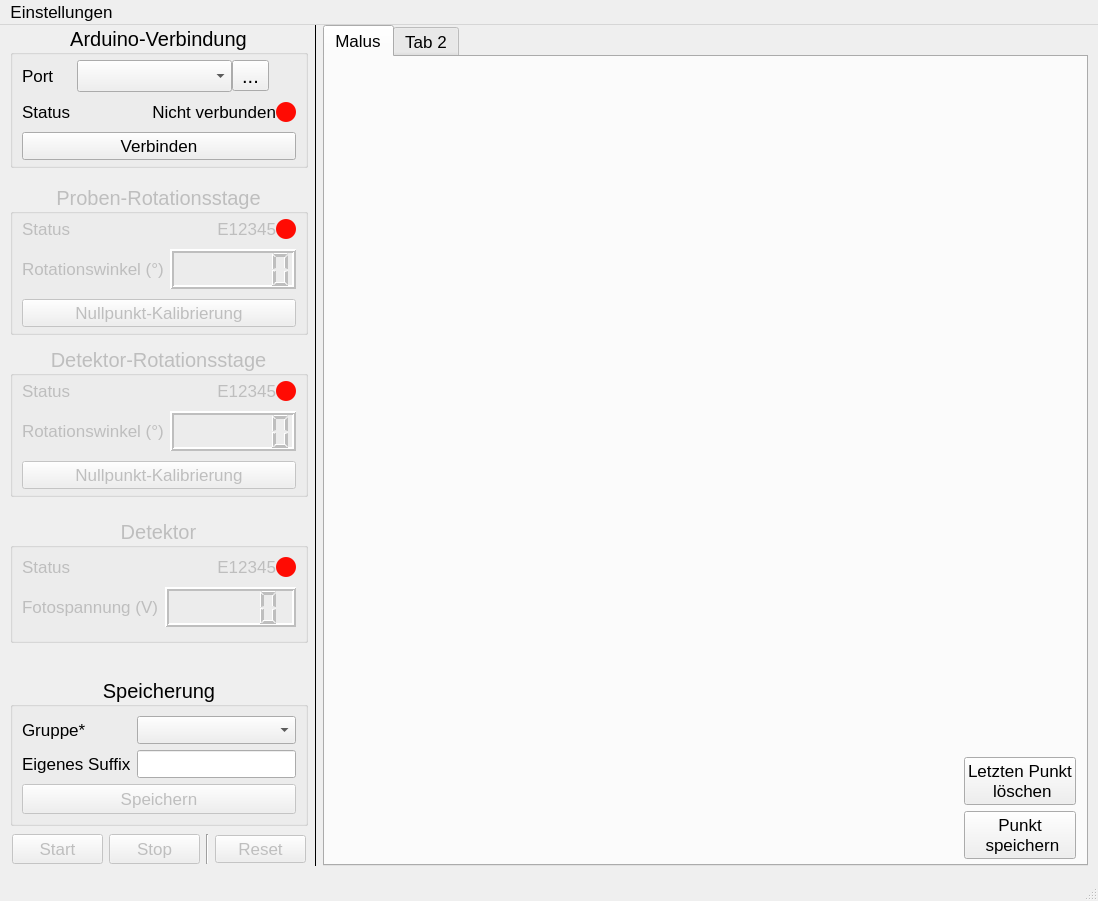
This is polarisation_ui/pyqt/mainwindow.ui in cckssr/polarisation-ui as Qt 5 draws it before an edit. The edited form follows.
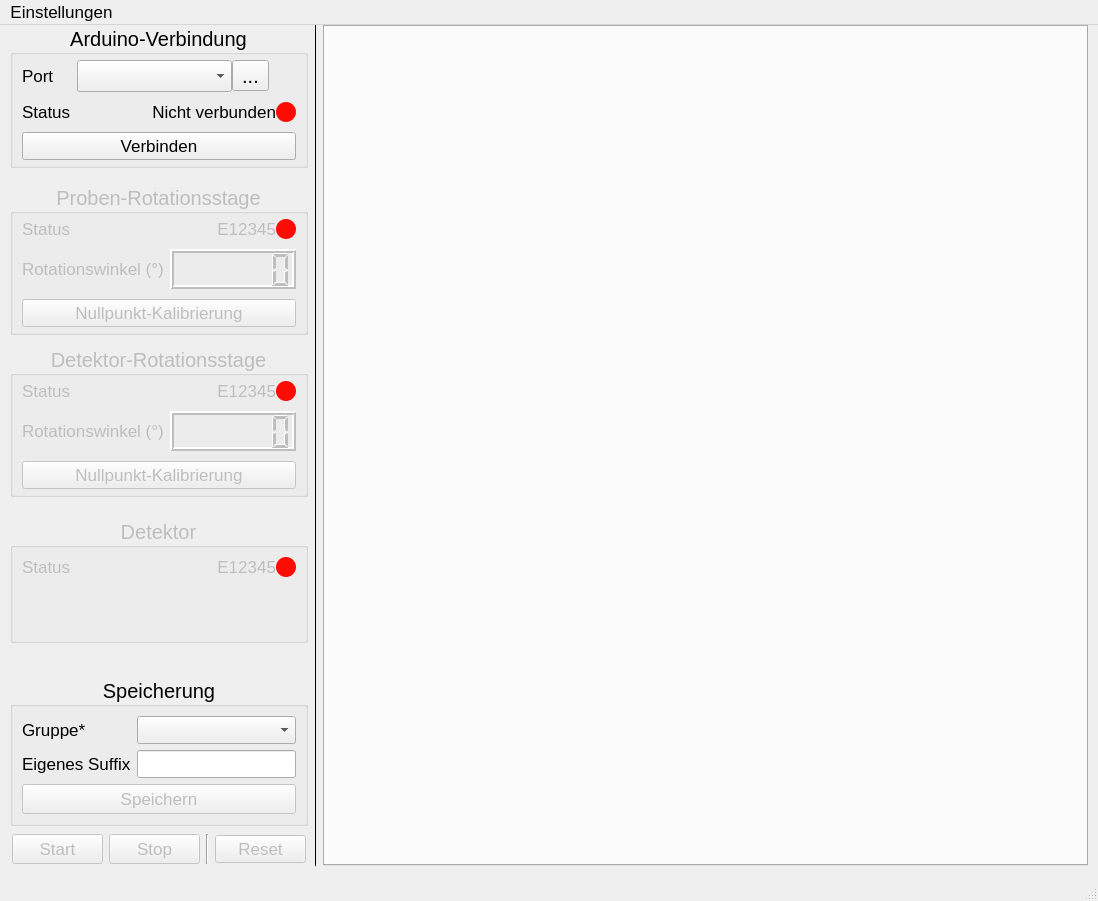
This is the edited form. Icons and pictures are not drawn.

Commit message: feat: Implement experiment tab framework with Malus tab and data handling

Diff of the .ui file:
```diff
--- a/polarisation_ui/pyqt/mainwindow.ui
+++ b/polarisation_ui/pyqt/mainwindow.ui
@@ -836,57 +836,6 @@
            </item>
           </layout>
          </item>
-         <item row="1" column="0">
-          <widget class="QLabel" name="lblDetectorVoltage">
-           <property name="sizePolicy">
-            <sizepolicy hsizetype="Preferred" vsizetype="Minimum">
-             <horstretch>0</horstretch>
-             <verstretch>0</verstretch>
-            </sizepolicy>
-           </property>
-           <property name="minimumSize">
-            <size>
-             <width>0</width>
-             <height>40</height>
-            </size>
-           </property>
-           <property name="font">
-            <font>
-             <pointsize>13</pointsize>
-            </font>
-           </property>
-           <property name="text">
-            <string>Fotospannung (V)</string>
-           </property>
-           <property name="alignment">
-            <set>Qt::AlignmentFlag::AlignLeading|Qt::AlignmentFlag::AlignLeft|Qt::AlignmentFlag::AlignVCenter</set>
-           </property>
-          </widget>
-         </item>
-         <item row="1" column="1">
-          <widget class="QLCDNumber" name="lcdDetectorVoltage">
-           <property name="sizePolicy">
-            <sizepolicy hsizetype="MinimumExpanding" vsizetype="Minimum">
-             <horstretch>0</horstretch>
-             <verstretch>0</verstretch>
-            </sizepolicy>
-           </property>
-           <property name="minimumSize">
-            <size>
-             <width>0</width>
-             <height>40</height>
-            </size>
-           </property>
-           <property name="font">
-            <font>
-             <pointsize>13</pointsize>
-            </font>
-           </property>
-           <property name="lineWidth">
-            <number>2</number>
-           </property>
-          </widget>
-         </item>
         </layout>
        </widget>
       </item>
@@ -1315,65 +1264,6 @@
     </item>
     <item row="0" column="2">
      <widget class="QTabWidget" name="tabWidget">
-      <widget class="QWidget" name="tabMalus">
-       <attribute name="title">
-        <string>Malus</string>
-       </attribute>
-       <layout class="QGridLayout" name="gridLayout" rowstretch="3,2,0,0" columnstretch="1,0">
-        <property name="leftMargin">
-         <number>5</number>
-        </property>
-        <property name="topMargin">
-         <number>10</number>
-        </property>
-        <property name="rightMargin">
-         <number>10</number>
-        </property>
-        <property name="bottomMargin">
-         <number>5</number>
-        </property>
-        <item row="0" column="0" colspan="2">
-         <widget class="QWidget" name="plotDetector" native="true"/>
-        </item>
-        <item row="3" column="1">
-         <widget class="QPushButton" name="btnSavePoint">
-          <property name="text">
-           <string>Punkt
- speichern</string>
-          </property>
-         </widget>
-        </item>
-        <item row="2" column="1">
-         <widget class="QPushButton" name="btnDeletePoint">
-          <property name="text">
-           <string>Letzten Punkt
- löschen</string>
-          </property>
-         </widget>
-        </item>
-        <item row="1" column="1">
-         <spacer name="verticalSpacer_5">
-          <property name="orientation">
-           <enum>Qt::Orientation::Vertical</enum>
-          </property>
-          <property name="sizeHint" stdset="0">
-           <size>
-            <width>20</width>
-            <height>40</height>
-           </size>
-          </property>
-         </spacer>
-        </item>
-        <item row="1" column="0" rowspan="3">
-         <widget class="QWidget" name="plotAnglemeas" native="true"/>
-        </item>
-       </layout>
-      </widget>
-      <widget class="QWidget" name="tab_4">
-       <attribute name="title">
-        <string>Tab 2</string>
-       </attribute>
-      </widget>
      </widget>
     </item>
    </layout>
```
The commit also changes 13 other files.
